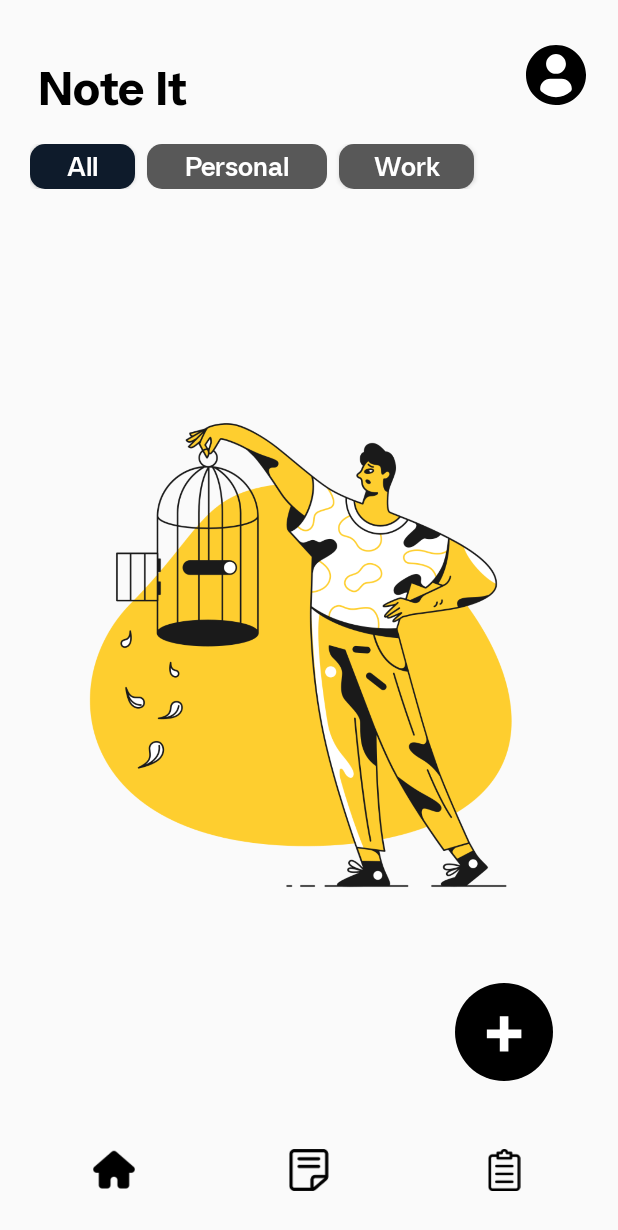
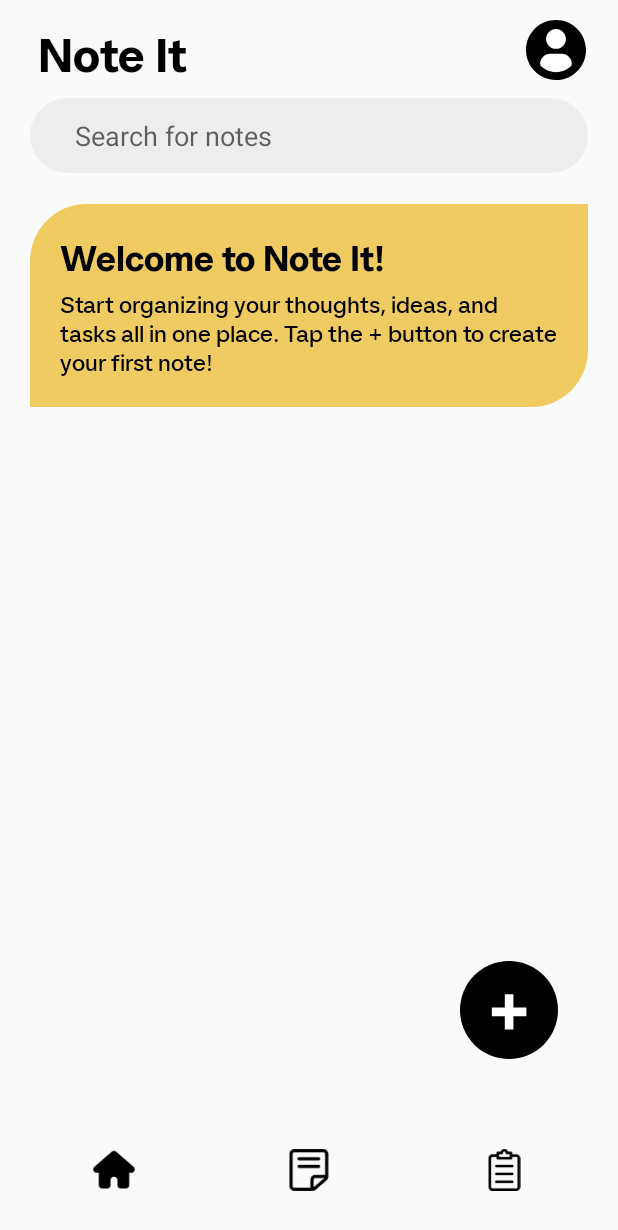
Before and after one commit to Joryuoo/Note-It, an Android app: the fragment HomePageFragment2 placed in its activity, on a phone screen of 412 x 824 dp. Shown: the top 1230 px of the screen. Run offline under Robolectric (Android 15) with nearby library versions, the light colour scheme and no system bars.

Commit message:
Add note functionality

```diff
--- a/app/src/main/AndroidManifest.xml
+++ b/app/src/main/AndroidManifest.xml
@@ -12,6 +12,9 @@
         android:supportsRtl="true"
         android:theme="@style/Theme.NoteIt"
         tools:targetApi="31">
+        <activity
+            android:name=".AddNoteActivity"
+            android:exported="false" />
         <activity
             android:name=".AboutDeveloperActivity"
             android:exported="false" />
--- a/app/src/main/java/com/android/noteit/HomePageFragment1.kt
+++ b/app/src/main/java/com/android/noteit/HomePageFragment1.kt
@@ -1,15 +1,82 @@
 package com.android.noteit
 
+import android.content.Intent
 import android.os.Bundle
+import android.view.View
+import android.widget.Button
+import android.widget.LinearLayout
+import android.widget.TextView
 import androidx.fragment.app.Fragment
-import android.view.LayoutInflater
-import android.view.View
-import android.view.ViewGroup
 
-/**
- * A simple [Fragment] subclass.
-
- */
 class HomePageFragment1 : Fragment(R.layout.fragment_home_page1) {
 
+    private lateinit var noteContainer: LinearLayout
+
+    override fun onResume() {
+        super.onResume()
+        displayNotes() // Refresh notes every time the fragment is resumed
+    }
+
+    override fun onViewCreated(view: View, savedInstanceState: Bundle?) {
+        super.onViewCreated(view, savedInstanceState)
+
+        val btnAdd = view.findViewById<Button>(R.id.btnAdd)
+        noteContainer = view.findViewById(R.id.ll_noteContainer)
+
+        // Ensure the default note is added only once
+        if (NoteManager.notes.isEmpty()) {
+            NoteManager.addNote(
+                "Welcome to Note It!",
+                "Start organizing your thoughts, ideas, and tasks all in one place. Tap the + button to create your first note!"
+            )
+        }
+
+        // Display notes dynamically
+        displayNotes()
+
+        btnAdd.setOnClickListener {
+            val intent = Intent(requireContext(), AddNoteActivity::class.java)
+            startActivity(intent)
+        }
+    }
+
+    private fun displayNotes() {
+        noteContainer.removeAllViews() // Clear previous views before adding new ones
+
+        // .reverse() para ang last note added kay naas babaw
+        for ((index, note) in NoteManager.notes.withIndex().reversed()) {
+            addNoteToUI(note.title, note.content, index)
+        }
+    }
+
+    private fun addNoteToUI(title: String, content: String, index: Int) {
+        val noteView = layoutInflater.inflate(R.layout.note_template, noteContainer, false)
+
+        noteView.findViewById<TextView>(R.id.noteTitle).text = title
+        noteView.findViewById<TextView>(R.id.noteContent).text = truncateContent(content)
+
+        // Open the note in AddNoteActivity when clicked
+//        ma click gihapon bisag wala sa oncreate
+        noteView.setOnClickListener {
+
+            val intent = Intent(requireContext(), AddNoteActivity::class.java)
+            // pass through intent
+            // pass index for checking
+            intent.putExtra("note_index", index) // Pass index
+            startActivity(intent)
+        }
+
+        noteContainer.addView(noteView)
+    }
+
+    private fun truncateContent(content: String): String {
+        val words = content.split("\\s+".toRegex())
+        val lines = content.split("\n")
+
+        return when {
+            words.size > 20 -> words.take(19).joinToString(" ") + "..."
+            lines.size > 3 -> lines.take(3).joinToString("\n") + "..."
+            else -> content
+        }
+    }
 }
--- a/app/src/main/java/com/android/noteit/HomePageFragment2.kt
+++ b/app/src/main/java/com/android/noteit/HomePageFragment2.kt
@@ -1,10 +1,12 @@
 package com.android.noteit
 
+import android.content.Intent
 import android.os.Bundle
 import androidx.fragment.app.Fragment
-import android.view.LayoutInflater
 import android.view.View
-import android.view.ViewGroup
+import android.widget.Button
+import android.widget.LinearLayout
+import android.widget.TextView
 
 /**
  * A simple [Fragment] subclass.
@@ -12,5 +14,73 @@ import android.view.ViewGroup
  * create an instance of this fragment.
  */
 class HomePageFragment2 : Fragment(R.layout.fragment_home_page2) {
+    private lateinit var noteContainer: LinearLayout
 
+    override fun onResume() {
+        super.onResume()
+        displayNotes() // Refresh notes every time the fragment is resumed
+    }
+
+    override fun onViewCreated(view: View, savedInstanceState: Bundle?) {
+        super.onViewCreated(view, savedInstanceState)
+
+        val btnAdd = view.findViewById<Button>(R.id.btnAdd)
+        noteContainer = view.findViewById(R.id.ll_noteContainer)
+
+        // Ensure the default note is added only once
+        if (NoteManager.notes.isEmpty()) {
+            NoteManager.addNote(
+                "Welcome to Note It!",
+                "Start organizing your thoughts, ideas, and tasks all in one place. Tap the + button to create your first note!"
+            )
+        }
+
+        // Display notes dynamically
+        displayNotes()
+
+        btnAdd.setOnClickListener {
+            val intent = Intent(requireContext(), AddNoteActivity::class.java)
+            startActivity(intent)
+        }
+    }
+
+    private fun displayNotes() {
+        noteContainer.removeAllViews() // Clear previous views before adding new ones
+
+        // .reverse() para ang last note added kay naas babaw
+        for ((index, note) in NoteManager.notes.withIndex().reversed()) {
+            addNoteToUI(note.title, note.content, index)
+        }
+    }
+
+    private fun addNoteToUI(title: String, content: String, index: Int) {
+        val noteView = layoutInflater.inflate(R.layout.note_template, noteContainer, false)
+
+        noteView.findViewById<TextView>(R.id.noteTitle).text = title
+        noteView.findViewById<TextView>(R.id.noteContent).text = truncateContent(content)
+
+        // Open the note in AddNoteActivity when clicked
+//        ma click gihapon bisag wala sa oncreate
+        noteView.setOnClickListener {
+
+            val intent = Intent(requireContext(), AddNoteActivity::class.java)
+            // pass through intent
+            // pass index for checking
+            intent.putExtra("note_index", index) // Pass index
+            startActivity(intent)
+        }
+
+        noteContainer.addView(noteView)
+    }
+
+    private fun truncateContent(content: String): String {
+        val words = content.split("\\s+".toRegex())
+        val lines = content.split("\n")
+
+        return when {
+            words.size > 20 -> words.take(19).joinToString(" ") + "..."
+            lines.size > 3 -> lines.take(3).joinToString("\n") + "..."
+            else -> content
+        }
+    }
 }
--- /dev/null
+++ b/app/src/main/java/com/android/noteit/NoteManager.kt
@@ -0,0 +1,11 @@
+package com.android.noteit
+
+object NoteManager {
+    var notes = mutableListOf<Note>()
+
+    fun addNote(title: String, content: String) {
+        notes.add(Note(title, content))
+    }
+}
+
+data class Note(val title: String, val content: String)
--- a/app/src/main/java/com/android/noteit/SigninActivity.kt
+++ b/app/src/main/java/com/android/noteit/SigninActivity.kt
@@ -80,6 +80,7 @@ class SigninActivity : AppCompatActivity() {
         }
     }
 
+//    import android.util.Patterns
     fun isValidEmail(email: String): Boolean {
         return email.isNotEmpty() && Patterns.EMAIL_ADDRESS.matcher(email).matches()
     }
--- /dev/null
+++ b/app/src/main/res/drawable/custom_editbox2.xml
@@ -0,0 +1,7 @@
+<?xml version="1.0" encoding="utf-8"?>
+<shape xmlns:android="http://schemas.android.com/apk/res/android" android:shape="rectangle">
+    <solid android:color="@color/light_gray2"/>
+<!--    <stroke android:color="@color/gray"-->
+<!--        android:width="2dp"/>-->
+    <corners android:radius="50dp"/>
+</shape>
--- /dev/null
+++ b/app/src/main/res/drawable/custom_editbox3.xml
@@ -0,0 +1,4 @@
+<?xml version="1.0" encoding="utf-8"?>
+<shape xmlns:android="http://schemas.android.com/apk/res/android" android:shape="rectangle">
+    <solid android:color="@color/transparent"/>
+</shape>
--- a/app/src/main/res/layout/developers_page.xml
+++ b/app/src/main/res/layout/developers_page.xml
@@ -12,7 +12,7 @@
         app:layout_constraintTop_toTopOf="parent"/>
 
     <ImageButton
-        android:id="@+id/btnBack_to_settings"
+        android:id="@+id/btnBack"
         android:layout_width="48dp"
         android:layout_height="48dp"
         android:layout_marginTop="15dp"
@@ -34,7 +34,7 @@
         android:textSize="26sp"
         android:text="The Developers"
         android:fontFamily="@font/ritam_sans_bold"
-        app:layout_constraintStart_toEndOf="@id/btnBack_to_settings"
+        app:layout_constraintStart_toEndOf="@id/btnBack"
 
         app:layout_constraintTop_toTopOf="parent"
         android:layout_marginTop="22dp"
--- a/app/src/main/res/layout/fragment_home_page2.xml
+++ b/app/src/main/res/layout/fragment_home_page2.xml
@@ -1,20 +1,56 @@
 <?xml version="1.0" encoding="utf-8"?>
-<LinearLayout xmlns:android="http://schemas.android.com/apk/res/android"
+<FrameLayout xmlns:android="http://schemas.android.com/apk/res/android"
     xmlns:tools="http://schemas.android.com/tools"
     android:layout_width="match_parent"
     android:layout_height="match_parent"
-
-    android:orientation="vertical"
-    android:gravity="center"
-
     tools:context=".HomePageFragment2">
 
-    <ImageView
+    <LinearLayout
+        android:layout_width="match_parent"
+        android:layout_height="match_parent"
+        android:orientation="vertical">
 
-        android:src="@drawable/empty_illustration"
-        android:layout_width="350dp"
-        android:layout_height="350dp"
-        android:layout_gravity="center"
-        />
+        <EditText
+            android:id="@+id/seachBar"
+            android:imeOptions="actionSearch"
+            android:layout_width="match_parent"
+            android:layout_height="50dp"
+            android:background="@drawable/custom_editbox2"
+            android:hint="Search for notes"
+            android:layout_marginTop="2dp"
+            android:layout_marginStart="20dp"
+            android:layout_marginEnd="20dp"
+            android:layout_marginBottom="15dp"
+            android:paddingStart="30dp"
+            android:padding="10dp"/>
 
-</LinearLayout>
+        <ScrollView
+            android:layout_width="match_parent"
+            android:layout_height="match_parent"
+            android:fillViewport="true">
+
+            <LinearLayout
+                android:id = "@+id/ll_noteContainer"
+                android:layout_width="match_parent"
+                android:layout_height="wrap_content"
+                android:orientation="vertical">
+
+                <LinearLayout
+                    android:id="@+id/ll_note_template"
+                    android:layout_width="match_parent"
+                    android:layout_height="wrap_content"
+                    android:orientation="vertical"/>
+            </LinearLayout>
+        </ScrollView>
+    </LinearLayout>
+
+    <!-- Floating Add Button -->
+    <Button
+        android:id="@+id/btnAdd"
+        android:layout_width="65dp"
+        android:layout_height="65dp"
+        android:background="@drawable/ic_add_icon"
+        android:layout_gravity="bottom|end"
+        android:layout_marginBottom="20dp"
+        android:layout_marginEnd="40dp"/>
+</FrameLayout>
--- a/app/src/main/res/layout/homepage.xml
+++ b/app/src/main/res/layout/homepage.xml
@@ -14,7 +14,7 @@
         android:textSize="32sp"
         app:layout_constraintTop_toTopOf="parent"
         app:layout_constraintLeft_toLeftOf="parent"
-        android:layout_marginTop="37dp"
+        android:layout_marginTop="15dp"
         android:layout_marginLeft="25dp"
 
         />
@@ -23,59 +23,13 @@
         android:id = "@+id/btnProfileIcon"
         android:layout_width="40dp"
         android:layout_height="40dp"
-        android:layout_marginTop="30dp"
+        android:layout_marginTop="13dp"
         android:layout_marginRight="21dp"
         android:background="@drawable/ic_profile_icon"
         app:layout_constraintTop_toTopOf="parent"
         app:layout_constraintRight_toRightOf="parent"
         />
 
-    <LinearLayout
-        android:id = "@+id/headerLinearGroup"
-        android:layout_width="match_parent"
-        android:layout_height="wrap_content"
-        app:layout_constraintTop_toBottomOf= "@+id/noteItText"
-        android:orientation="horizontal"
-        android:layout_marginTop="17dp"
-        app:layout_constraintLeft_toLeftOf="parent"
-        app:layout_constraintRight_toRightOf="parent"
-        android:paddingLeft="20dp">
-
-        <Button
-            android:layout_width="70dp"
-            android:layout_height="30dp"
-            android:textAllCaps="false"
-            android:fontFamily="@font/ritam_sans_demibold"
-            android:textSize="18sp"
-            android:background="@drawable/custom_button1"
-            android:textColor="@color/white"
-            android:text="All"/>
-
-        <Button
-            android:layout_width="120dp"
-            android:layout_height="30dp"
-            android:layout_marginLeft="8dp"
-            android:textAllCaps="false"
-            android:fontFamily="@font/ritam_sans_demibold"
-            android:textSize="18sp"
-            android:background="@drawable/custom_button1"
-            android:backgroundTint="@color/gray"
-            android:textColor="@color/white"
-            android:text="Personal"/>
-
-        <Button
-            android:layout_width="90dp"
-            android:layout_height="30dp"
-            android:layout_marginLeft="8dp"
-            android:textAllCaps="false"
-            android:fontFamily="@font/ritam_sans_demibold"
-            android:textSize="18sp"
-            android:background="@drawable/custom_button1"
-            android:backgroundTint="@color/gray"
-            android:textColor="@color/white"
-            android:text="Work"/>
-
-    </LinearLayout>
 
 <!--    dynamic frag -->
     <FrameLayout
@@ -83,23 +37,10 @@
         android:layout_width="match_parent"
         android:layout_height="0dp"
         android:fillViewport="true"
-        app:layout_constraintTop_toBottomOf="@id/headerLinearGroup"
+        app:layout_constraintTop_toBottomOf="@id/btnProfileIcon"
         app:layout_constraintBottom_toTopOf="@id/btnNotes"
         android:layout_marginBottom="30dp"
-        android:layout_marginTop="20dp"/>
-
-
-
-    <Button
-        android:id="@+id/btnAdd"
-        android:layout_width="65dp"
-        android:layout_height="65dp"
-        android:background="@drawable/ic_add_icon"
-        app:layout_constraintBottom_toTopOf="@+id/btnTask"
-        app:layout_constraintEnd_toEndOf="@+id/btnTask"
-        app:layout_constraintStart_toStartOf="@+id/btnTask"
-        android:layout_margin="35dp"
-        />
+        android:layout_marginTop="10dp"/>
 
     <ImageButton
         android:id="@+id/btnHome"
--- /dev/null
+++ b/app/src/main/res/layout/note_template.xml
@@ -0,0 +1,33 @@
+<?xml version="1.0" encoding="utf-8"?>
+<LinearLayout xmlns:android="http://schemas.android.com/apk/res/android"
+    android:layout_width="match_parent"
+    android:layout_height="wrap_content"
+    android:padding="20dp"
+    android:layout_marginTop="5dp"
+    android:layout_marginStart="20dp"
+    android:layout_marginEnd="20dp"
+    android:layout_marginBottom="5dp"
+    android:background="@drawable/custom_shape2"
+    android:orientation="vertical"
+    android:clickable="true"
+    android:focusable="true">
+
+    <TextView
+        android:id="@+id/noteTitle"
+        android:layout_width="wrap_content"
+        android:layout_height="wrap_content"
+        android:fontFamily="@font/ritam_sans_bold"
+        android:textColor="@color/black"
+        android:text="Default Title"
+        android:textSize="24sp"/>
+
+    <TextView
+        android:id="@+id/noteContent"
+        android:layout_width="wrap_content"
+        android:layout_height="wrap_content"
+        android:fontFamily="@font/ritam_sans_medium"
+        android:textColor="@color/black"
+        android:text="Default Content"
+        android:textSize="16sp"
+        android:layout_marginTop="5dp"/>
+</LinearLayout>
--- a/app/src/main/res/values/colors.xml
+++ b/app/src/main/res/values/colors.xml
@@ -1,5 +1,8 @@
 <?xml version="1.0" encoding="utf-8"?>
 <resources>
+
+<!--    transparent-->
+    <color name="transparent">#00FFFFFF</color>
     <color name="purple_200">#FFBB86FC</color>
     <color name="purple_500">#FF6200EE</color>
     <color name="purple_700">#FF3700B3</color>
```
Also changed, not shown: app/src/main/java/com/android/noteit/AboutDeveloperActivity.kt (+1 -6 lines), app/src/main/java/com/android/noteit/AddNoteActivity.kt (added, +82 -0 lines), app/src/main/res/drawable/ic_delete.xml (added, +9 -0 lines), app/src/main/res/layout/add_note_screen.xml (added, +88 -0 lines), app/src/main/res/layout/fragment_home_page1.xml (+40 -30 lines).
